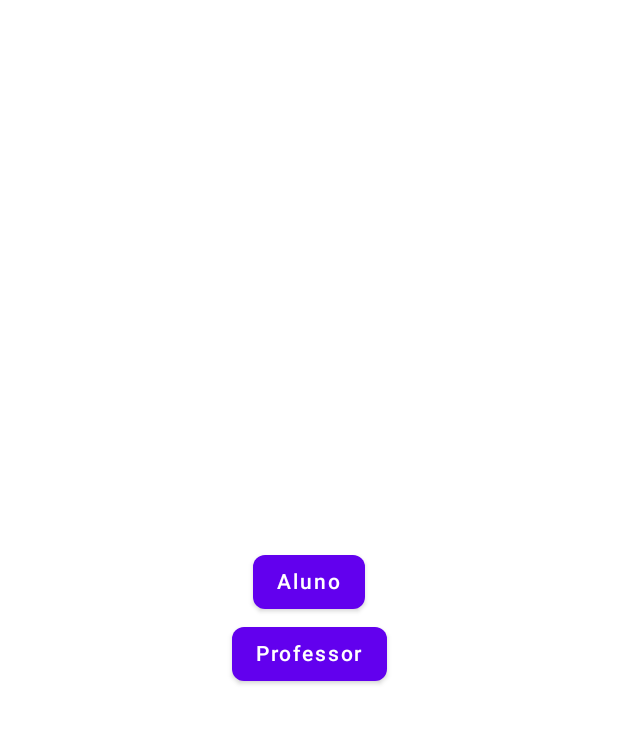
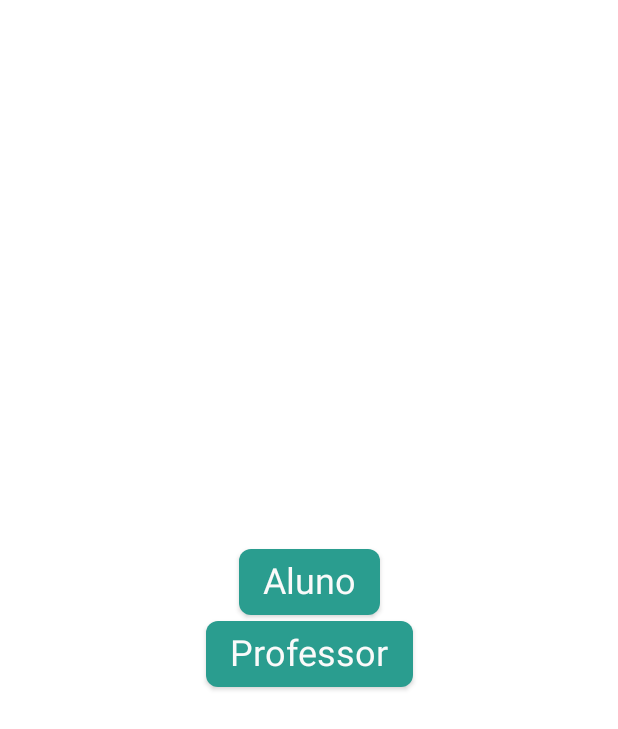
Before and after one commit to Drawiin/FinFit, an Android app built with Jetpack Compose: the screen it shows after launch (MainActivity), on a phone screen of 412 x 824 dp. Shown: the top 729 px of the screen. Run offline under Robolectric (Android 15) with nearby library versions, the phone set to English and light mode, and no system bars.

Commit message:
finishing prototyping

```diff
--- a/app/src/main/java/com/drawiin/funfit/common_ui/theme/Color.kt
+++ b/app/src/main/java/com/drawiin/funfit/common_ui/theme/Color.kt
@@ -2,7 +2,9 @@ package com.drawiin.funfit.common_ui.theme
 
 import androidx.compose.ui.graphics.Color
 
-val Purple200 = Color(0xFFBB86FC)
-val Purple500 = Color(0xFF6200EE)
-val Purple700 = Color(0xFF3700B3)
-val Teal200 = Color(0xFF03DAC5)
+val Primary = Color(0xFF2A9D8F)
+val Surface = Color(0xFFFAFAFA)
+val Secondary= Color(0xFF1D3354)
+val OnSurface= Color(0xFF264653)
+val Error = Color(0xFFE63946)
+val Warning = Color(0xFFE76F51)
--- a/app/src/main/java/com/drawiin/funfit/common_ui/theme/Theme.kt
+++ b/app/src/main/java/com/drawiin/funfit/common_ui/theme/Theme.kt
@@ -5,26 +5,30 @@ import androidx.compose.material.MaterialTheme
 import androidx.compose.material.darkColors
 import androidx.compose.material.lightColors
 import androidx.compose.runtime.Composable
+import androidx.compose.ui.graphics.Color
 
 private val DarkColorPalette = darkColors(
-    primary = Purple200,
-    primaryVariant = Purple700,
-    secondary = Teal200
+    primary = Primary,
+    primaryVariant = Primary,
+    secondary = Secondary,
+    background = Color.White,
+    surface = Surface,
+    onPrimary = Surface,
+    onSecondary = Surface,
+    onBackground = OnSurface,
+    onSurface = OnSurface
 )
 
 private val LightColorPalette = lightColors(
-    primary = Purple500,
-    primaryVariant = Purple700,
-    secondary = Teal200
-
-    /* Other default colors to override
+    primary = Primary,
+    primaryVariant = Primary,
+    secondary = Secondary,
     background = Color.White,
-    surface = Color.White,
-    onPrimary = Color.White,
-    onSecondary = Color.Black,
-    onBackground = Color.Black,
-    onSurface = Color.Black,
-    */
+    surface = Surface,
+    onPrimary = Surface,
+    onSecondary = Surface,
+    onBackground = OnSurface,
+    onSurface = OnSurface
 )
 
 @Composable
--- a/app/src/main/java/com/drawiin/funfit/common_ui/theme/Type.kt
+++ b/app/src/main/java/com/drawiin/funfit/common_ui/theme/Type.kt
@@ -6,23 +6,25 @@ import androidx.compose.ui.text.font.FontFamily
 import androidx.compose.ui.text.font.FontWeight
 import androidx.compose.ui.unit.sp
 
-// Set of Material typography styles to start with
 val Typography = Typography(
     body1 = TextStyle(
         fontFamily = FontFamily.Default,
         fontWeight = FontWeight.Normal,
         fontSize = 16.sp
-    )
-    /* Other default text styles to override
+    ),
+    h5 = TextStyle(
+        fontFamily = FontFamily.Default,
+        fontWeight = FontWeight.SemiBold,
+        fontSize = 24.sp
+    ),
     button = TextStyle(
         fontFamily = FontFamily.Default,
-        fontWeight = FontWeight.W500,
-        fontSize = 14.sp
+        fontWeight = FontWeight.Normal,
+        fontSize = 24.sp
     ),
     caption = TextStyle(
         fontFamily = FontFamily.Default,
-        fontWeight = FontWeight.Normal,
+        fontWeight = FontWeight.SemiBold,
         fontSize = 12.sp
     )
-    */
 )
--- a/app/src/main/java/com/drawiin/funfit/core/model/Exercise.kt
+++ b/app/src/main/java/com/drawiin/funfit/core/model/Exercise.kt
@@ -3,5 +3,8 @@ package com.drawiin.funfit.core.model
 data class Exercise(
     val id: Int,
     val title: String,
-    val description: String
+    val description: String,
+    val images: List<String> = listOf(),
+    val difficulty: ExerciseDifficulty = ExerciseDifficulty.EASY,
+    val duration: String = "\uD83D\uDD52 1h"
 )
--- a/app/src/main/java/com/drawiin/funfit/core/model/ExerciseDifficulty.kt
+++ b/app/src/main/java/com/drawiin/funfit/core/model/ExerciseDifficulty.kt
@@ -1,4 +1,5 @@
 package com.drawiin.funfit.core.model
 
-enum class ExerciseDifficulty {
+enum class ExerciseDifficulty(val title: String) {
+    EASY("Fácil"), MEDIUM("Médio"), HARD("Dificil")
 }
--- a/app/src/main/res/values-night/themes.xml
+++ b/app/src/main/res/values-night/themes.xml
@@ -10,7 +10,8 @@
         <item name="colorSecondaryVariant">@color/teal_200</item>
         <item name="colorOnSecondary">@color/black</item>
         <!-- Status bar color. -->
-        <item name="android:statusBarColor" tools:targetApi="l">?attr/colorPrimaryVariant</item>
+
+        <item name="android:statusBarColor" tools:targetApi="l">@color/primary</item>
         <!-- Customize your theme here. -->
     </style>
 </resources>
--- a/app/src/main/res/values/colors.xml
+++ b/app/src/main/res/values/colors.xml
@@ -7,4 +7,5 @@
     <color name="teal_700">#FF018786</color>
     <color name="black">#FF000000</color>
     <color name="white">#FFFFFFFF</color>
+    <color name="primary">#FF2A9D8F</color>
 </resources>
--- a/app/src/main/res/values/themes.xml
+++ b/app/src/main/res/values/themes.xml
@@ -10,7 +10,7 @@
         <item name="colorSecondaryVariant">@color/teal_700</item>
         <item name="colorOnSecondary">@color/black</item>
         <!-- Status bar color. -->
-        <item name="android:statusBarColor" tools:targetApi="l">?attr/colorPrimaryVariant</item>
+        <item name="android:statusBarColor" tools:targetApi="l">@color/primary</item>
         <!-- Customize your theme here. -->
     </style>
 
```
Also changed, not shown: app/src/main/java/com/drawiin/funfit/common_ui/composables/DifficultyBadge.kt (+35 -0 lines), app/src/main/java/com/drawiin/funfit/common_ui/composables/ExerciseItem.kt (+23 -9 lines), app/src/main/java/com/drawiin/funfit/common_ui/composables/TrainingItem.kt (+26 -6 lines), app/src/main/java/com/drawiin/funfit/common_ui/composables/TransparentAppbar.kt (+32 -0 lines), app/src/main/java/com/drawiin/funfit/common_ui/theme/Dimens.kt (+12 -0 lines), app/src/main/java/com/drawiin/funfit/features/training/detail/TrainingDetailsScreen.kt (+13 -8 lines).
